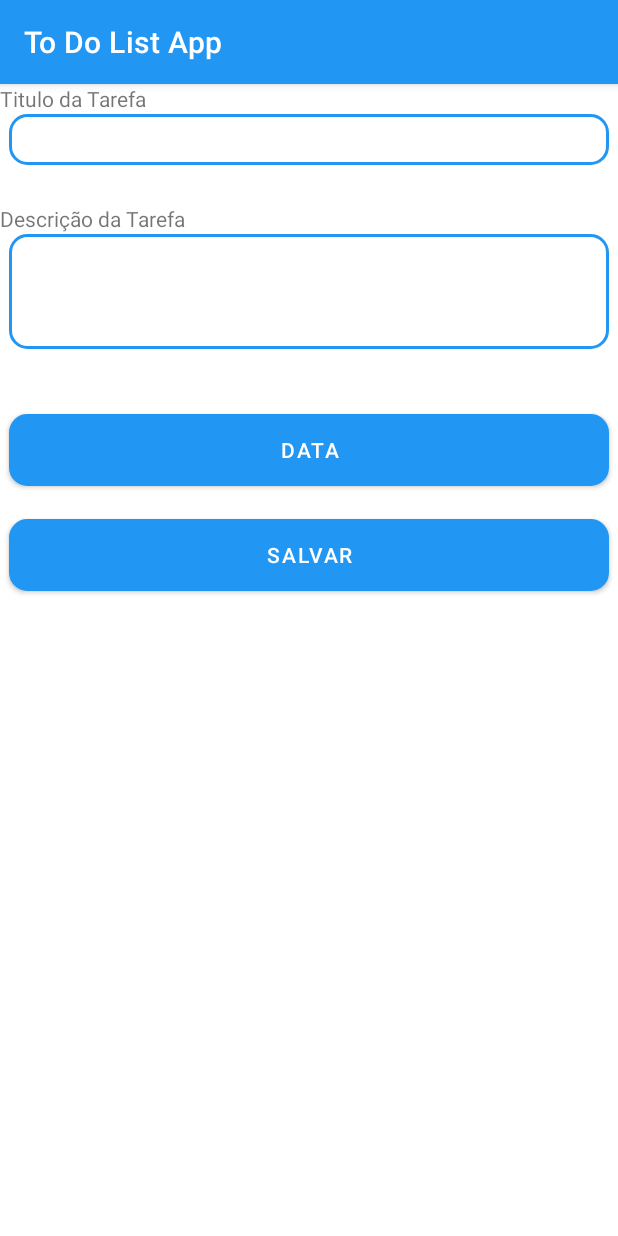
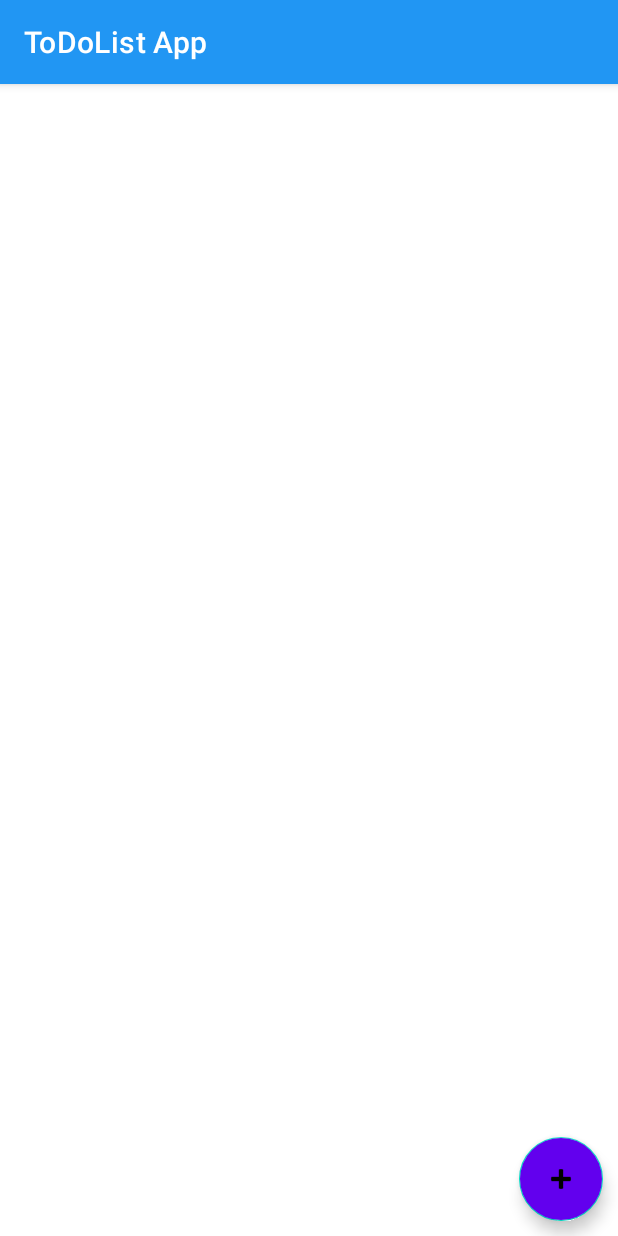
Before and after one commit to BrunoViniciuszk/ToDoListAndroid, an Android app: the screen it shows after launch (MainActivity), on a phone screen of 412 x 824 dp. Run offline under Robolectric (Android 15) with nearby library versions, the phone set to English and light mode, and no system bars; our stand-ins replace navigation-ui.

Commit message:
terceiro commit

```diff
--- a/app/build.gradle
+++ b/app/build.gradle
@@ -41,9 +41,11 @@ dependencies {
     androidTestImplementation 'androidx.test.ext:junit:1.1.3'
     androidTestImplementation 'androidx.test.espresso:espresso-core:3.4.0'
     implementation 'androidx.navigation:navigation-fragment:2.4.2'
-
+    // Room
     def room_version = "2.4.2"
 
     implementation "androidx.room:room-runtime:$room_version"
     annotationProcessor "androidx.room:room-compiler:$room_version"
+    // biblioteca do navigation
+    implementation 'androidx.navigation:navigation-ui:2.4.2'
 }
--- a/app/src/main/java/br/senai/sp/cotia/todolistapp/activity/MainActivity.java
+++ b/app/src/main/java/br/senai/sp/cotia/todolistapp/activity/MainActivity.java
@@ -1,6 +1,10 @@
 package br.senai.sp.cotia.todolistapp.activity;
 
 import androidx.appcompat.app.AppCompatActivity;
+import androidx.navigation.NavController;
+import androidx.navigation.Navigation;
+import androidx.navigation.ui.AppBarConfiguration;
+import androidx.navigation.ui.NavigationUI;
 
 import android.os.Bundle;
 
@@ -10,6 +14,8 @@ import br.senai.sp.cotia.todolistapp.databinding.ActivityMainBinding;
 public class MainActivity extends AppCompatActivity {
 
     private ActivityMainBinding binding;
+    private AppBarConfiguration appBarConfiguration;
+    private NavController navController;
 
     @Override
     protected void onCreate(Bundle savedInstanceState) {
@@ -18,5 +24,16 @@ public class MainActivity extends AppCompatActivity {
         binding = ActivityMainBinding.inflate(getLayoutInflater());
         // define como content view a raiz(root) do binding
         setContentView(binding.getRoot());
+
+        // associa a barra do aplicatibo a navegação
+        navController = Navigation.findNavController(this, R.id.nav_host_fragment);
+        appBarConfiguration = new AppBarConfiguration.Builder(navController.getGraph()).build();
+        NavigationUI.setupActionBarWithNavController(this, navController, appBarConfiguration);
+
+    }
+
+    @Override
+    public boolean onSupportNavigateUp() {
+        return NavigationUI.navigateUp(navController, appBarConfiguration) ||  super.onSupportNavigateUp();
     }
 }
--- a/app/src/main/java/br/senai/sp/cotia/todolistapp/activity/fragment/CadTarefa.java
+++ b/app/src/main/java/br/senai/sp/cotia/todolistapp/activity/fragment/CadTarefa.java
@@ -152,6 +152,8 @@ public class CadTarefa extends Fragment {
         protected void onPostExecute(String msg) {
             if(msg.equals("ok")) {
                 Log.w("PRONTO", "Funcionou");
+                // aciona o botao de voltar
+                getActivity().onBackPressed();
             }else {
                 Log.w("PRONTO", msg);
                 Toast.makeText(getContext(),"DEU RUIM"+msg, Toast.LENGTH_SHORT).show();
--- a/app/src/main/java/br/senai/sp/cotia/todolistapp/activity/fragment/PrincipalFragment.java
+++ b/app/src/main/java/br/senai/sp/cotia/todolistapp/activity/fragment/PrincipalFragment.java
@@ -3,25 +3,44 @@ package br.senai.sp.cotia.todolistapp.activity.fragment;
 import android.os.Bundle;
 
 import androidx.fragment.app.Fragment;
+import androidx.navigation.NavController;
+import androidx.navigation.fragment.NavHostFragment;
+import androidx.navigation.ui.AppBarConfiguration;
 
 import android.view.LayoutInflater;
 import android.view.View;
 import android.view.ViewGroup;
 
+import java.util.List;
+
 import br.senai.sp.cotia.todolistapp.R;
+import br.senai.sp.cotia.todolistapp.adapter.TarefaAdapter;
+import br.senai.sp.cotia.todolistapp.database.AppDatabase;
 import br.senai.sp.cotia.todolistapp.databinding.FragmentPrincipalBinding;
+import br.senai.sp.cotia.todolistapp.model.Tarefa;
 
 
 public class PrincipalFragment extends Fragment {
 
         private FragmentPrincipalBinding binding;
-
+        // variavel para a database
+        private AppDatabase database;
+        // variavel para o Adapter
+        private TarefaAdapter adapter;
+        // variavel pra lista
+        private List<Tarefa> tarefas;
 
     @Override
     public View onCreateView(LayoutInflater inflater, ViewGroup container,
                              Bundle savedInstanceState) {
         // instancia o binding
         binding = FragmentPrincipalBinding.inflate(inflater, container, false);
+
+        // clique no botao de adicionar tarefa
+        binding.btnAddTarefa.setOnClickListener(view -> {
+            NavHostFragment.findNavController(PrincipalFragment.this).navigate(R.id.action_principalFragment_to_cadTarefa);
+        });
+
         // retorna a view raiz do binding
         return binding.getRoot();
     }
--- a/app/src/main/java/br/senai/sp/cotia/todolistapp/model/Tarefa.java
+++ b/app/src/main/java/br/senai/sp/cotia/todolistapp/model/Tarefa.java
@@ -61,4 +61,9 @@ public class Tarefa {
     public void setDataFinalizada(long dataFinalizada) {
         this.dataFinalizada = dataFinalizada;
     }
+
+    // informa se a tarefa está concluída
+    public boolean isConcluda() {
+        return dataFinalizada != 0;
+    }
 }
--- a/app/src/main/res/layout/fragment_principal.xml
+++ b/app/src/main/res/layout/fragment_principal.xml
@@ -1,22 +1,25 @@
 <?xml version="1.0" encoding="utf-8"?>
-<FrameLayout xmlns:android="http://schemas.android.com/apk/res/android"
+<androidx.constraintlayout.widget.ConstraintLayout xmlns:android="http://schemas.android.com/apk/res/android"
     xmlns:tools="http://schemas.android.com/tools"
+    xmlns:app="http://schemas.android.com/apk/res-auto"
+    android:id="@+id/frameLayout"
     android:layout_width="match_parent"
     android:layout_height="match_parent"
     tools:context=".activity.fragment.PrincipalFragment">
 
-
-    <TextView
+    <androidx.recyclerview.widget.RecyclerView
+        android:id="@+id/recycler_tarefas"
         android:layout_width="match_parent"
-        android:layout_height="match_parent"
-        android:text="@string/hello_blank_fragment" />
+        android:layout_height="match_parent" />
 
     <com.google.android.material.floatingactionbutton.FloatingActionButton
+        android:id="@+id/btn_add_tarefa"
+        android:layout_margin="10dp"
+        android:backgroundTint="@color/purple_500"
+        app:layout_constraintBottom_toBottomOf="parent"
+        app:layout_constraintRight_toRightOf="parent"
+        android:src="@android:drawable/ic_input_add"
         android:layout_width="wrap_content"
-        android:layout_height="wrap_content"
-        android:layout_gravity="bottom|end"
-        android:layout_marginBottom="16dp"
+        android:layout_height="wrap_content"/>
 
-        />
-
-</FrameLayout>
+</androidx.constraintlayout.widget.ConstraintLayout>
--- a/app/src/main/res/navigation/nav_graph.xml
+++ b/app/src/main/res/navigation/nav_graph.xml
@@ -3,12 +3,12 @@
     xmlns:app="http://schemas.android.com/apk/res-auto"
     xmlns:tools="http://schemas.android.com/tools"
     android:id="@+id/nav_graph"
-    app:startDestination="@id/cadTarefa">
+    app:startDestination="@id/principalFragment">
 
     <fragment
         android:id="@+id/principalFragment"
         android:name="br.senai.sp.cotia.todolistapp.activity.fragment.PrincipalFragment"
-        android:label="fragment_principal"
+        android:label="ToDoList App"
         tools:layout="@layout/fragment_principal" >
         <action
             android:id="@+id/action_principalFragment_to_cadTarefa"
@@ -20,12 +20,12 @@
     <fragment
         android:id="@+id/cadTarefa"
         android:name="br.senai.sp.cotia.todolistapp.activity.fragment.CadTarefa"
-        android:label="fragment_cad_tarefa"
+        android:label="Cadastrar Tarefa"
         tools:layout="@layout/fragment_cad_tarefa" />
     <fragment
         android:id="@+id/detalheTarefa"
         android:name="br.senai.sp.cotia.todolistapp.activity.fragment.DetalheTarefa"
-        android:label="fragment_detalhe_tarefa"
+        android:label="Vizualizar Tarefa"
         tools:layout="@layout/fragment_detalhe_tarefa" >
         <action
             android:id="@+id/action_detalheTarefa_to_itemTarefa"
@@ -34,6 +34,6 @@
     <fragment
         android:id="@+id/itemTarefa"
         android:name="br.senai.sp.cotia.todolistapp.activity.fragment.ItemTarefa"
-        android:label="fragment_item_tarefa"
+        android:label="Item da Tarefa"
         tools:layout="@layout/fragment_item_tarefa" />
 </navigation>
--- a/app/src/main/res/values/colors.xml
+++ b/app/src/main/res/values/colors.xml
@@ -9,4 +9,6 @@
     <color name="white">#FFFFFFFF</color>
     <color name="blue">#2196F3</color>
     <color name="white_t">#CCCCCC</color>
+    <color name="green">#8BC34A</color>
+    <color name="yellow">#FFEB3B</color>
 </resources>
--- a/app/src/main/res/values/strings.xml
+++ b/app/src/main/res/values/strings.xml
@@ -8,4 +8,7 @@
     <string name="erroData">Informe uma data</string>
     <string name="erroTitle">Informe um titulo</string>
     <string name="erroDesc">Informe uma descrição</string>
+    <string name="aberta">Aberta</string>
+    <string name="concluida">Concluída</string>
+    <string name="atrasada">Atrasada</string>
 </resources>
```
Also changed, not shown: app/src/main/java/br/senai/sp/cotia/todolistapp/adapter/TarefaAdapter.java (added, +90 -0 lines), app/src/main/res/layout/adapter_tarefas.xml (added, +87 -0 lines), app/src/main/res/drawable/list.png (added).
